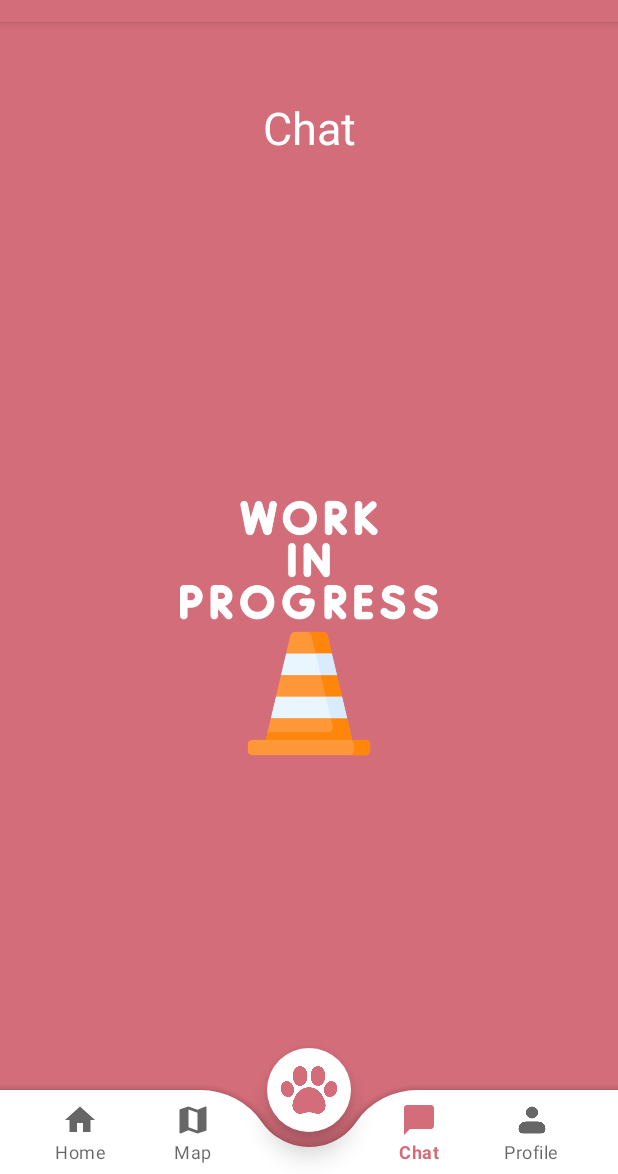
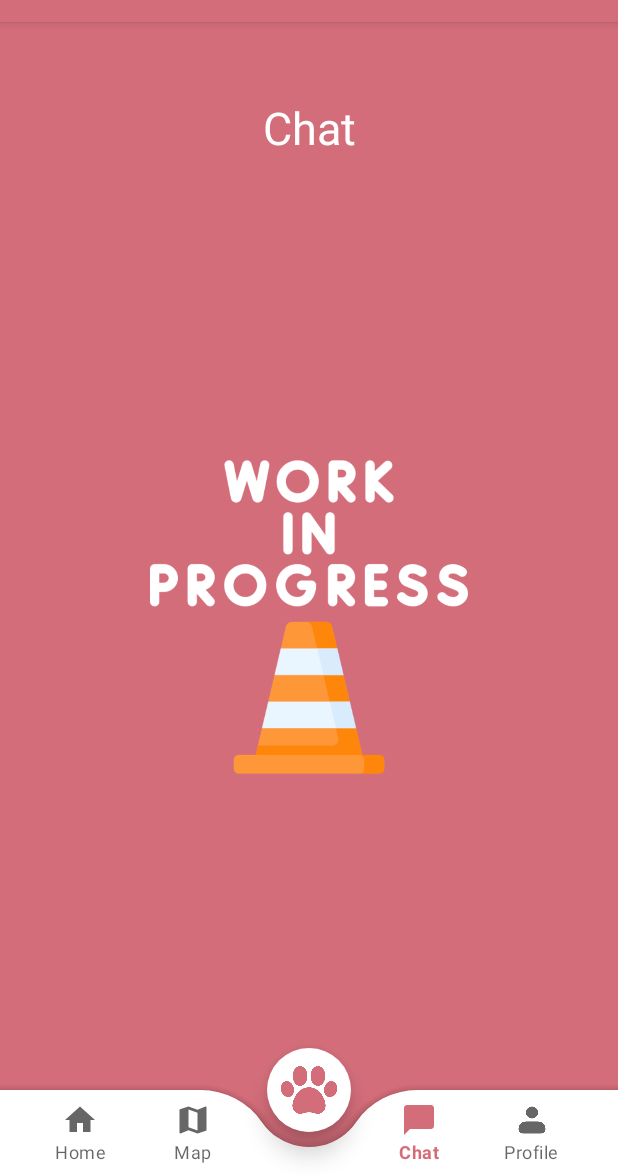
Before and after one commit to nathaliu/PawPal, an Android app: the screen it shows after launch (MainActivity), item 4 of the bottom bar chosen, on a phone screen of 412 x 824 dp, the part 62-1236 px from its top. Run offline under Robolectric (Android 15) with nearby library versions, the phone set to English and light mode, and no system bars.

Commit message:
Fragments updated - Interface updated - WIP

```diff
--- a/app/src/main/res/layout/fragment_chat.xml
+++ b/app/src/main/res/layout/fragment_chat.xml
@@ -1,12 +1,18 @@
 <?xml version="1.0" encoding="utf-8"?>
-<FrameLayout xmlns:android="http://schemas.android.com/apk/res/android"
+<ScrollView xmlns:android="http://schemas.android.com/apk/res/android"
     xmlns:tools="http://schemas.android.com/tools"
     android:layout_width="match_parent"
     android:layout_height="match_parent"
     android:background="@color/pink"
     tools:context=".ChatFragment">
 
-    <!-- TODO: Update blank fragment layout -->
+    <LinearLayout
+        android:layout_width="match_parent"
+        android:layout_height="wrap_content"
+        android:orientation="vertical"
+        android:gravity="center">
+
+        <!-- TODO: Update here -->
         <TextView
             android:layout_width="match_parent"
             android:layout_height="wrap_content"
@@ -18,10 +24,12 @@
 
         <ImageView
             android:layout_width="wrap_content"
-        android:layout_height="wrap_content"
+            android:layout_height="match_parent"
             android:src="@drawable/ic_wip"
-        android:paddingHorizontal="120dp"
-        android:layout_gravity="center"
-        android:layout_marginTop="20dp"/>
+            android:paddingHorizontal="100dp"
+            android:layout_marginVertical="0dp"
+            android:layout_gravity="center"/>
 
-</FrameLayout>
+    </LinearLayout>
+
+</ScrollView>
```
Also changed, not shown: app/src/main/res/layout/fragment_home.xml (+13 -6 lines). Lines whose indentation alone changed are shown as unchanged.
